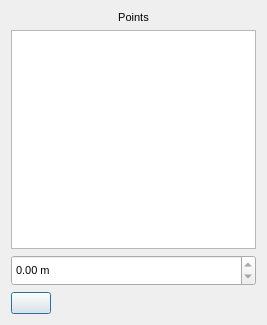
First picture: the form in widgets/tools/distance_between_two_points.ui, repository ebrahimraeyat/civilTools, before the edit.
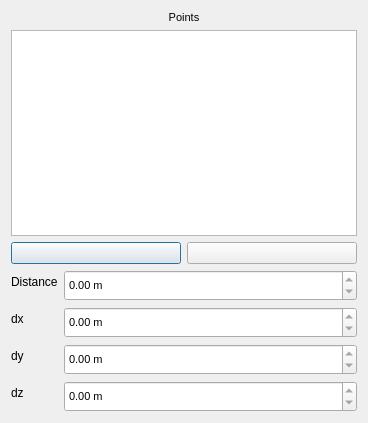
Second picture: the form after the edit. Icons and pictures are not drawn.

Commit message: Get delta distance and distance between two points

```diff
--- a/widgets/tools/distance_between_two_points.ui
+++ b/widgets/tools/distance_between_two_points.ui
@@ -6,8 +6,8 @@
    <rect>
     <x>0</x>
     <y>0</y>
-    <width>267</width>
-    <height>325</height>
+    <width>368</width>
+    <height>423</height>
    </rect>
   </property>
   <property name="windowTitle">
@@ -32,37 +32,6 @@
    <item>
     <widget class="QListWidget" name="point_list"/>
    </item>
-   <item>
-    <widget class="QDoubleSpinBox" name="dist">
-     <property name="enabled">
-      <bool>true</bool>
-     </property>
-     <property name="minimumSize">
-      <size>
-       <width>0</width>
-       <height>31</height>
-      </size>
-     </property>
-     <property name="font">
-      <font>
-       <pointsize>8</pointsize>
-       <weight>50</weight>
-       <italic>false</italic>
-       <bold>false</bold>
-       <strikeout>false</strikeout>
-      </font>
-     </property>
-     <property name="readOnly">
-      <bool>true</bool>
-     </property>
-     <property name="suffix">
-      <string> m</string>
-     </property>
-     <property name="maximum">
-      <double>10000.000000000000000</double>
-     </property>
-    </widget>
-   </item>
    <item>
     <layout class="QHBoxLayout" name="horizontalLayout">
      <item>
@@ -76,24 +45,187 @@
        </property>
        <property name="iconSize">
         <size>
-         <width>20</width>
-         <height>20</height>
+         <width>40</width>
+         <height>40</height>
         </size>
        </property>
       </widget>
      </item>
      <item>
-      <spacer name="horizontalSpacer">
-       <property name="orientation">
-        <enum>Qt::Horizontal</enum>
+      <widget class="QPushButton" name="calculate">
+       <property name="toolTip">
+        <string>Calculate Distance</string>
        </property>
-       <property name="sizeHint" stdset="0">
+       <property name="text">
+        <string/>
+       </property>
+       <property name="icon">
+        <iconset resource="../../civiltools.qrc">
+         <normaloff>:/civiltools/images/run.svg</normaloff>:/civiltools/images/run.svg</iconset>
+       </property>
+       <property name="iconSize">
         <size>
          <width>40</width>
-         <height>20</height>
+         <height>40</height>
         </size>
        </property>
-      </spacer>
+      </widget>
+     </item>
+    </layout>
+   </item>
+   <item>
+    <layout class="QFormLayout" name="formLayout">
+     <item row="1" column="0">
+      <widget class="QLabel" name="label_2">
+       <property name="text">
+        <string>Distance</string>
+       </property>
+      </widget>
+     </item>
+     <item row="1" column="1">
+      <widget class="QDoubleSpinBox" name="dist">
+       <property name="enabled">
+        <bool>true</bool>
+       </property>
+       <property name="minimumSize">
+        <size>
+         <width>0</width>
+         <height>31</height>
+        </size>
+       </property>
+       <property name="font">
+        <font>
+         <pointsize>8</pointsize>
+         <weight>50</weight>
+         <italic>false</italic>
+         <bold>false</bold>
+         <strikeout>false</strikeout>
+        </font>
+       </property>
+       <property name="readOnly">
+        <bool>true</bool>
+       </property>
+       <property name="suffix">
+        <string> m</string>
+       </property>
+       <property name="maximum">
+        <double>10000.000000000000000</double>
+       </property>
+      </widget>
+     </item>
+     <item row="2" column="0">
+      <widget class="QLabel" name="label_3">
+       <property name="text">
+        <string>dx</string>
+       </property>
+      </widget>
+     </item>
+     <item row="2" column="1">
+      <widget class="QDoubleSpinBox" name="dx">
+       <property name="enabled">
+        <bool>true</bool>
+       </property>
+       <property name="minimumSize">
+        <size>
+         <width>0</width>
+         <height>31</height>
+        </size>
+       </property>
+       <property name="font">
+        <font>
+         <pointsize>8</pointsize>
+         <weight>50</weight>
+         <italic>false</italic>
+         <bold>false</bold>
+         <strikeout>false</strikeout>
+        </font>
+       </property>
+       <property name="readOnly">
+        <bool>true</bool>
+       </property>
+       <property name="suffix">
+        <string> m</string>
+       </property>
+       <property name="maximum">
+        <double>10000.000000000000000</double>
+       </property>
+      </widget>
+     </item>
+     <item row="3" column="0">
+      <widget class="QLabel" name="label_4">
+       <property name="text">
+        <string>dy</string>
+       </property>
+      </widget>
+     </item>
+     <item row="3" column="1">
+      <widget class="QDoubleSpinBox" name="dy">
+       <property name="enabled">
+        <bool>true</bool>
+       </property>
+       <property name="minimumSize">
+        <size>
+         <width>0</width>
+         <height>31</height>
+        </size>
+       </property>
+       <property name="font">
+        <font>
+         <pointsize>8</pointsize>
+         <weight>50</weight>
+         <italic>false</italic>
+         <bold>false</bold>
+         <strikeout>false</strikeout>
+        </font>
+       </property>
+       <property name="readOnly">
+        <bool>true</bool>
+       </property>
+       <property name="suffix">
+        <string> m</string>
+       </property>
+       <property name="maximum">
+        <double>10000.000000000000000</double>
+       </property>
+      </widget>
+     </item>
+     <item row="4" column="0">
+      <widget class="QLabel" name="label_5">
+       <property name="text">
+        <string>dz</string>
+       </property>
+      </widget>
+     </item>
+     <item row="4" column="1">
+      <widget class="QDoubleSpinBox" name="dz">
+       <property name="enabled">
+        <bool>true</bool>
+       </property>
+       <property name="minimumSize">
+        <size>
+         <width>0</width>
+         <height>31</height>
+        </size>
+       </property>
+       <property name="font">
+        <font>
+         <pointsize>8</pointsize>
+         <weight>50</weight>
+         <italic>false</italic>
+         <bold>false</bold>
+         <strikeout>false</strikeout>
+        </font>
+       </property>
+       <property name="readOnly">
+        <bool>true</bool>
+       </property>
+       <property name="suffix">
+        <string> m</string>
+       </property>
+       <property name="maximum">
+        <double>10000.000000000000000</double>
+       </property>
+      </widget>
      </item>
     </layout>
    </item>
```
Left out of the diff: 3 changed lines with no effect on the pictures. The commit also changes 2 other files.
